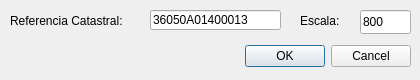
This is ui_zoomrc.ui in fpsampayo/zoomrc as Qt 5 draws it before an edit. The edited form follows.
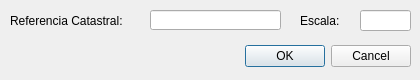
This is the edited form.

Diff of the .ui file:
```diff
--- a/ui_zoomrc.ui
+++ b/ui_zoomrc.ui
@@ -63,7 +63,7 @@
     </rect>
    </property>
    <property name="text">
-    <string>36050A01400013</string>
+    <string/>
    </property>
   </widget>
   <widget class="QLabel" name="label">
@@ -85,11 +85,11 @@
      <x>360</x>
      <y>10</y>
      <width>51</width>
-     <height>24</height>
+     <height>21</height>
     </rect>
    </property>
    <property name="text">
-    <string>800</string>
+    <string/>
    </property>
   </widget>
   <widget class="QLabel" name="label_2">
```
